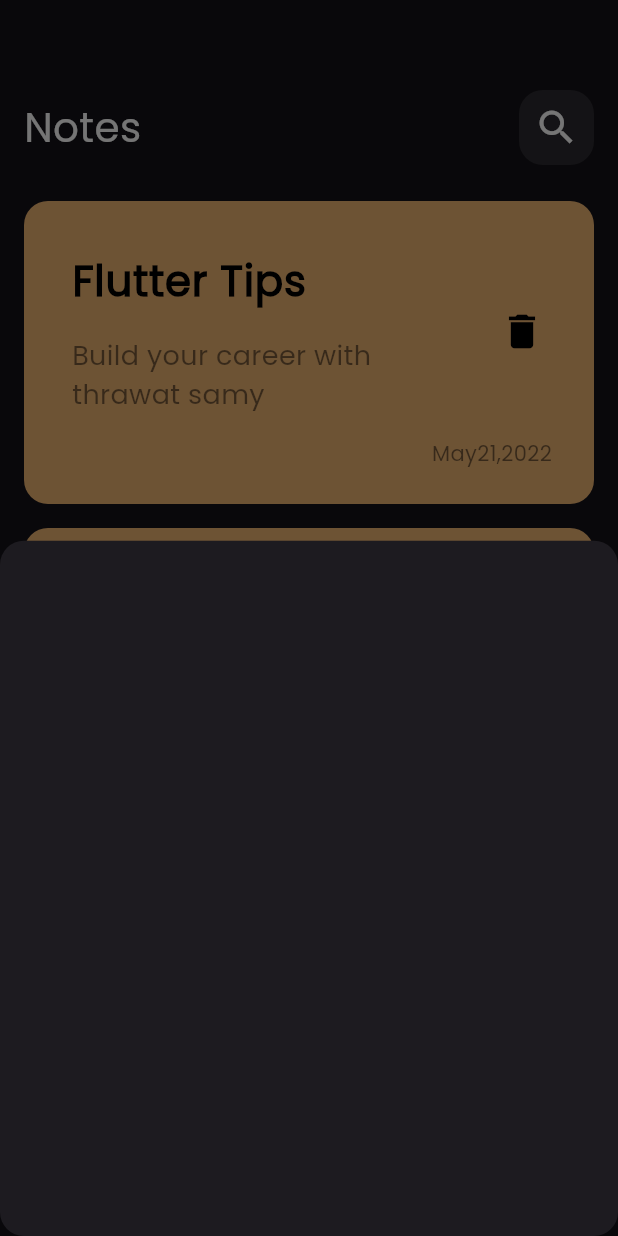
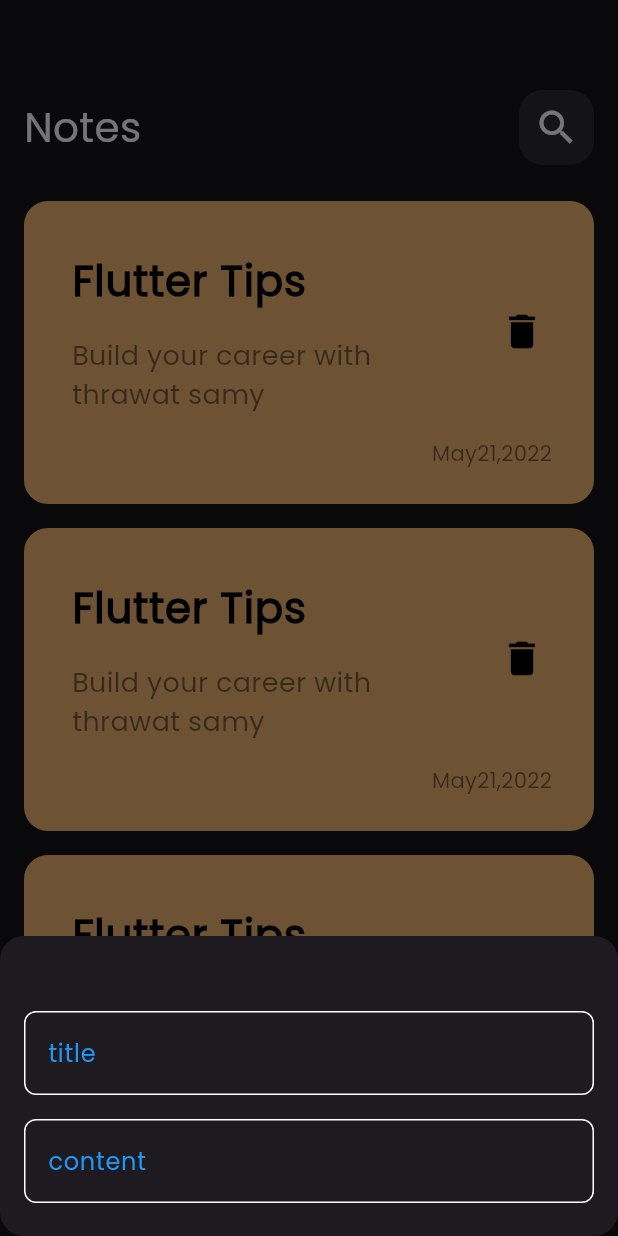
Before and after one commit to mennamatter321/notes_app, a Flutter app: the screen it shows after launch, after a tap on the "add" icon, on a phone screen of 412 x 824 dp. Run offline on Flutter 3.47's test engine with Material 3 defaults, Android fonts, the phone set to English and light mode, and no system bars.

Commit message:
add fields to buttomsheet

```diff
--- a/lib/widgets/buttomsheet.dart
+++ b/lib/widgets/buttomsheet.dart
@@ -1,10 +1,33 @@
 import 'package:flutter/material.dart';
+import 'package:notesapp/widgets/textfield.dart';
 
 class Buttomsheet extends StatelessWidget {
   const Buttomsheet({super.key});
 
   @override
   Widget build(BuildContext context) {
-    return Container();
+    return Container(
+      height: 200,
+      child: const Padding(
+        padding: EdgeInsets.symmetric(horizontal: 16.0),
+        child: Column(
+          children: [
+            SizedBox(
+              height: 50,
+            ),
+            Textfield(
+              hint: 'title',
+            ),
+            SizedBox(
+              height: 16,
+            ),
+            Textfield(
+              hint: 'content',
+              maxlines: 5,
+            )
+          ],
+        ),
+      ),
+    );
   }
 }
--- /dev/null
+++ b/lib/widgets/constants.dart
@@ -0,0 +1,4 @@
+import 'package:flutter/material.dart';
+import 'package:flutter/animation.dart';
+
+const kPrimarycolor = Colors.blue;
--- /dev/null
+++ b/lib/widgets/textfield.dart
@@ -0,0 +1,34 @@
+import 'package:flutter/material.dart';
+import 'package:notesapp/widgets/constants.dart';
+
+class Textfield extends StatelessWidget {
+  const Textfield({super.key, required this.hint, this.maxlines = 1});
+  final String hint;
+  final int maxlines;
+
+  @override
+  Widget build(BuildContext context) {
+    return Column(
+      children: [
+        TextField(
+          cursorColor: kPrimarycolor,
+          decoration: InputDecoration(
+            hintText: hint,
+            hintMaxLines: maxlines,
+            hintStyle: const TextStyle(color: kPrimarycolor),
+            border: buildborder(),
+            enabledBorder: buildborder(),
+            focusedBorder: buildborder(kPrimarycolor),
+          ),
+        )
+      ],
+    );
+  }
+
+  OutlineInputBorder buildborder([color]) {
+    return OutlineInputBorder(
+      borderSide: BorderSide(color: color ?? Colors.white),
+      borderRadius: BorderRadius.circular(8),
+    );
+  }
+}
```
